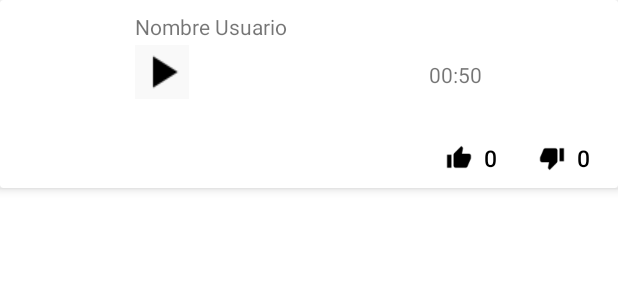
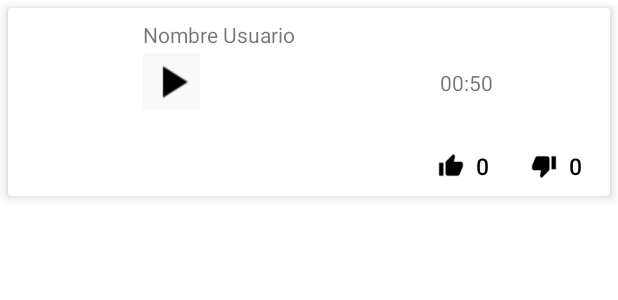
Before and after one commit to jftrujillo/democratic, an Android app: the layout template_voice_forums.xml on its own in the app's theme, with its tools: preview values and no code run, on a phone screen of 412 x 824 dp. Shown: the top 300 px of the screen. Run offline under Robolectric (Android 15) with nearby library versions, the phone set to English and light mode, and no system bars.

Commit message:
Voice player fixed

```diff
--- a/app/src/main/java/com/kcumendigital/democratic/ForumsActivity.java
+++ b/app/src/main/java/com/kcumendigital/democratic/ForumsActivity.java
@@ -497,12 +497,7 @@ public class ForumsActivity extends AppCompatActivity implements SunshineParse.S
         if(type == CommentAdapter.BTN_DISLIKE){
             Log.i("BOTONES", "Se presiono el dislike");
         }
-        if(type == CommentAdapter.BTN_PLAY){
-            Log.i("BOTONES", "Se presiono el play en pos "+position);
 
-
-
-        }
     }
 
 
--- a/app/src/main/java/com/kcumendigital/democratic/Util/AppUtil.java
+++ b/app/src/main/java/com/kcumendigital/democratic/Util/AppUtil.java
@@ -16,7 +16,7 @@ public class AppUtil {
         if (userStatic == null){
             userStatic = new User();
         }
-        return getUserStatic();
+        return userStatic;
     }
 
     public static void initStaticUser(){
--- a/app/src/main/res/layout/template_voice_forums.xml
+++ b/app/src/main/res/layout/template_voice_forums.xml
@@ -9,7 +9,8 @@
     <android.support.v7.widget.CardView
         android:layout_width="match_parent"
         android:layout_height="125dp"
-        app:cardElevation="4dp">
+        app:cardElevation="4dp"
+        android:layout_margin="@dimen/card_margin">
 
         <RelativeLayout
             android:layout_width="match_parent"
@@ -29,16 +30,34 @@
                 android:layout_toRightOf="@id/imgPerfil"
                 android:text="Nombre Usuario"
                 android:layout_marginLeft="90dp"
+
                 android:layout_marginTop="8dp"/>
 
-            <ImageButton
-                android:id="@+id/playVoice"
+            <FrameLayout
+                android:id="@+id/actionVoice"
                 android:layout_width="wrap_content"
-                android:layout_height="wrap_content"
+                android:layout_toRightOf="@id/imgPerfilvoice"
                 android:layout_marginTop="30dp"
-                android:layout_toRightOf="@id/imgPerfilvoice"
-                android:background="#f9f9f9"
-                android:src="@drawable/ic_play_arrow_black_24dp" />
+                android:layout_height="wrap_content">
+
+                <ImageButton
+                    android:id="@+id/playVoice"
+                    android:layout_width="38dp"
+                    android:layout_height="38dp"
+                    android:background="#f9f9f9"
+                    android:src="@drawable/ic_play_arrow_black_24dp" />
+
+                <ProgressBar
+                    android:id="@+id/downloadingVoice"
+                    style="?android:attr/progressBarStyleSmall"
+                    android:layout_width="38dp"
+                    android:layout_height="38dp"
+                    android:layout_gravity="center_vertical"
+                    android:visibility="gone"
+                    />
+
+
+            </FrameLayout>
 
             <ProgressBar
                 style="?android:attr/progressBarStyleHorizontal"
@@ -47,7 +66,7 @@
                 android:layout_height="wrap_content"
                 android:layout_marginTop="13dp"
                 android:layout_below="@id/nombre_usuario"
-                android:layout_toRightOf="@id/playVoice" />
+                android:layout_toRightOf="@id/actionVoice" />
 
             <TextView
                 android:layout_width="wrap_content"
--- /dev/null
+++ b/app/src/main/res/values-v21/dimens.xml
@@ -0,0 +1,4 @@
+<?xml version="1.0" encoding="utf-8"?>
+<resources>
+    <dimen name="card_margin">5dp</dimen>
+</resources>
--- a/app/src/main/res/values/dimens.xml
+++ b/app/src/main/res/values/dimens.xml
@@ -26,4 +26,5 @@
     <dimen name="img_mark_1">10dp</dimen>
     <dimen name="img_margin_right">8dp</dimen>
     <dimen name="big_padding">30dp</dimen>
+    <dimen name="card_margin">0dp</dimen>
 </resources>
```
Also changed, not shown: app/src/main/java/com/kcumendigital/democratic/Adapters/CommentAdapter.java (+125 -9 lines), app/src/main/java/com/kcumendigital/democratic/Models/Comment.java (+15 -0 lines), 1 other file.
